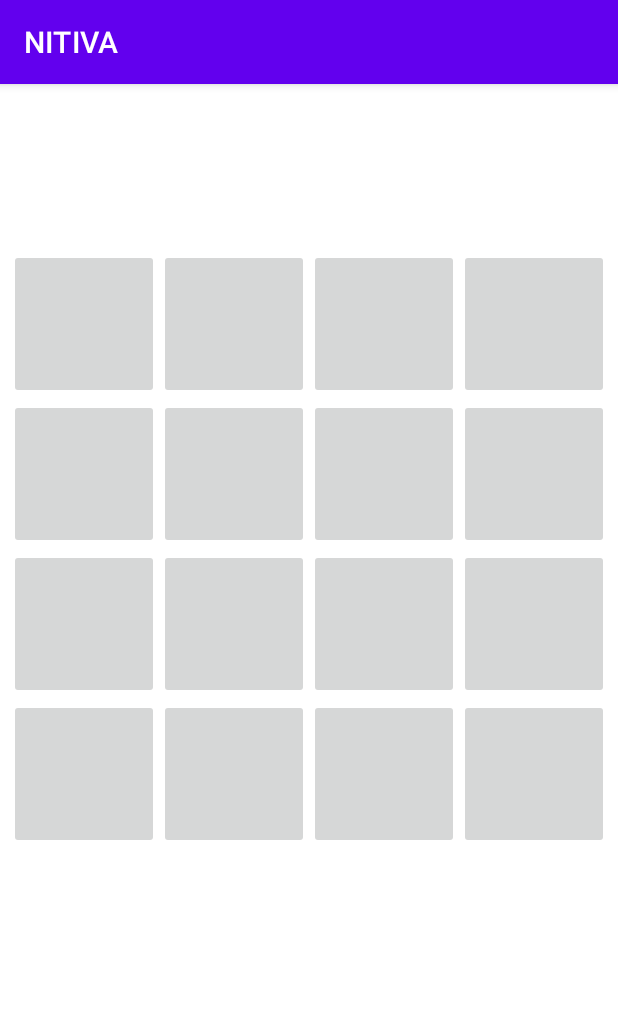
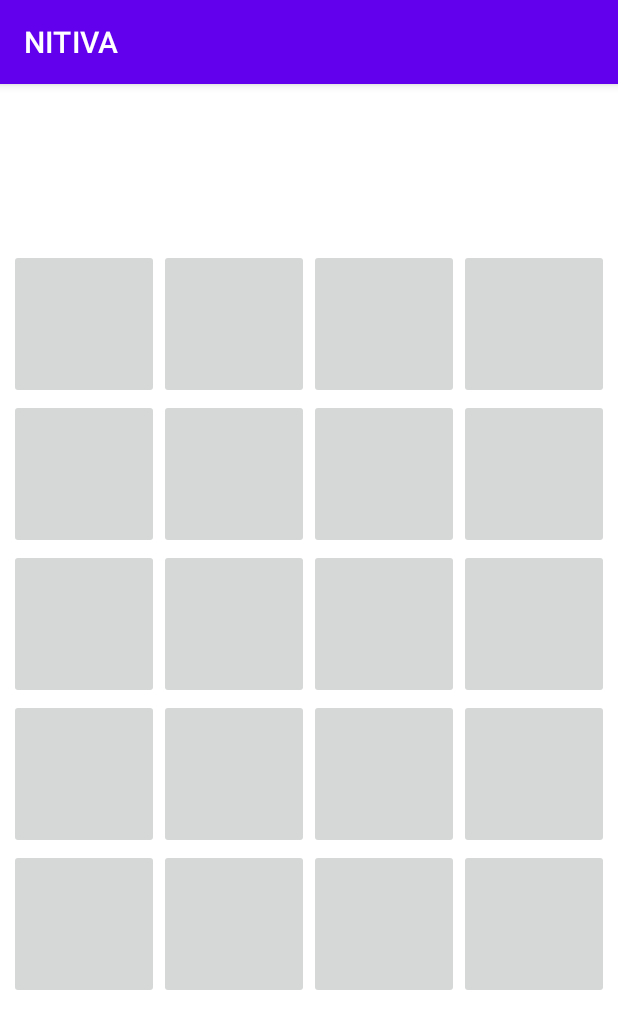
Before and after one commit to Braulio08/NITIVA, an Android app: the MemoryGame screen opened directly, with no data from a screen before it, on a phone screen of 412 x 824 dp. Shown: the top 1029 px of the screen. Run offline under Robolectric (Android 15) with nearby library versions, the phone set to English and light mode, and no system bars.

Commit message:
Matriz de memoria 4x5

```diff
--- a/app/src/main/res/layout/activity_memory_game.xml
+++ b/app/src/main/res/layout/activity_memory_game.xml
@@ -129,6 +129,35 @@
                 android:layout_column="3">
             </ImageButton>
         </TableRow>
+        <TableRow
+            android:layout_width="match_parent"
+            android:layout_height="match_parent"
+            android:gravity="center">
+            <ImageButton
+                android:id="@+id/btn16"
+                android:layout_width="100dp"
+                android:layout_height="100dp"
+                android:layout_column="0">
+            </ImageButton>
+            <ImageButton
+                android:id="@+id/btn17"
+                android:layout_width="100dp"
+                android:layout_height="100dp"
+                android:layout_column="1">
+            </ImageButton>
+            <ImageButton
+                android:id="@+id/btn18"
+                android:layout_width="100dp"
+                android:layout_height="100dp"
+                android:layout_column="2">
+            </ImageButton>
+            <ImageButton
+                android:id="@+id/btn19"
+                android:layout_width="100dp"
+                android:layout_height="100dp"
+                android:layout_column="3">
+            </ImageButton>
+        </TableRow>
     </TableLayout>
 
 
```
